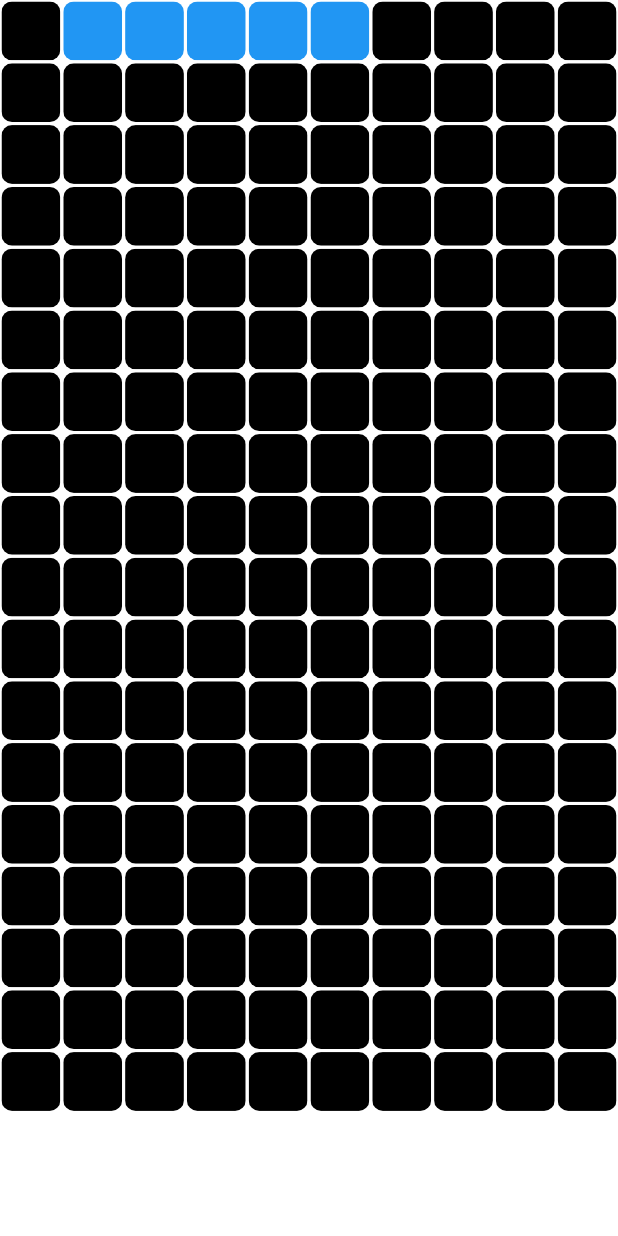
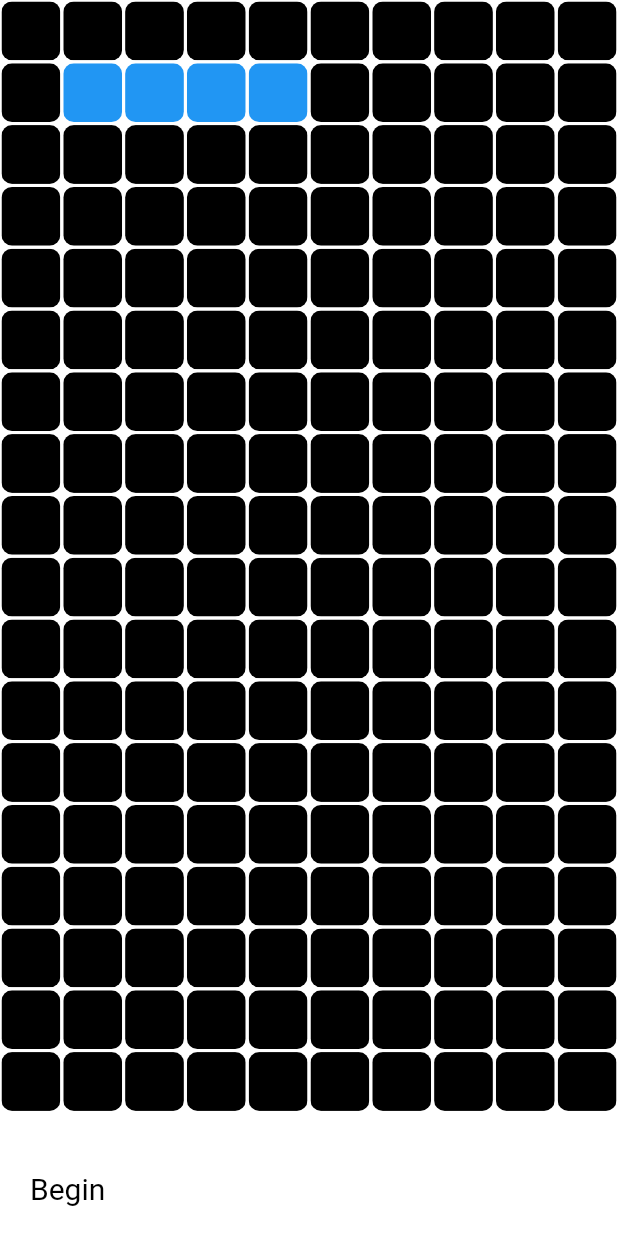
Before and after one commit to MichaelYogar/flutter-snake-game, a Flutter app: the screen it shows after launch, on a phone screen of 412 x 824 dp. Run offline on Flutter 3.47's test engine with Material 2 defaults, Android fonts, the phone set to English and light mode, and no system bars.

```diff
--- a/lib/main.dart
+++ b/lib/main.dart
@@ -1,3 +1,5 @@
+import 'dart:async';
+
 import 'package:flutter/material.dart';
 import 'package:snake_game/snake.dart';
 
@@ -21,6 +23,7 @@ class MyApp extends StatelessWidget {
   }
 }
 
+
 class MyHomePage extends StatefulWidget {
   MyHomePage({Key? key, required this.title}) : super(key: key);
 
@@ -31,7 +34,16 @@ class MyHomePage extends StatefulWidget {
 }
 
 class _MyHomePageState extends State<MyHomePage> {
-  final Snake snake = Snake(positions: [1,2,3,4,5]);
+  final Snake snake = Snake(positions: [11, 12, 13, 14]);
+
+  void begin() {
+    Timer.periodic(const Duration(milliseconds: 300), (Timer timer) {
+      setState(() {
+        snake.addTo(snake.positions.last + 1);
+      });
+    });
+  }
+
   @override
   Widget build(BuildContext context) {
     return Scaffold(
@@ -49,8 +61,8 @@ class _MyHomePageState extends State<MyHomePage> {
                       crossAxisCount: 10,
                     ),
                     itemBuilder: (BuildContext context, int index) {
-                      if (snake.currentPositions.contains(index)){
-                        return  Container(
+                      if (snake.positions.contains(index)) {
+                        return Container(
                           padding: const EdgeInsets.all(1),
                           child: ClipRRect(
                             borderRadius: BorderRadius.circular(7),
@@ -67,6 +79,27 @@ class _MyHomePageState extends State<MyHomePage> {
                       );
                     }),
               ),
+              Padding(
+                padding: const EdgeInsets.only(
+                    bottom: 20.0, left: 20.0, right: 20.0),
+                child: Row(
+                  mainAxisAlignment: MainAxisAlignment.spaceBetween,
+                  children: <Widget>[
+                    GestureDetector(
+                      onTap: () {
+                        begin();
+                      },
+                      child: Text(
+                        'Begin',
+                        style: TextStyle(
+                          color: Colors.black,
+                          fontSize: 20,
+                        ),
+                      ),
+                    ),
+                  ],
+                ),
+              )
             ],
           ),
         ),
--- a/lib/snake.dart
+++ b/lib/snake.dart
@@ -1,11 +1,9 @@
 class Snake {
-  Snake({
-    required this.positions,
-  });
+  Snake({required this.positions});
 
-  List<int> get currentPositions {
-    return positions;
+  void addTo(int value) {
+    positions.add(value);
   }
 
-  final List<int> positions;
+  List<int> positions;
 }
```
